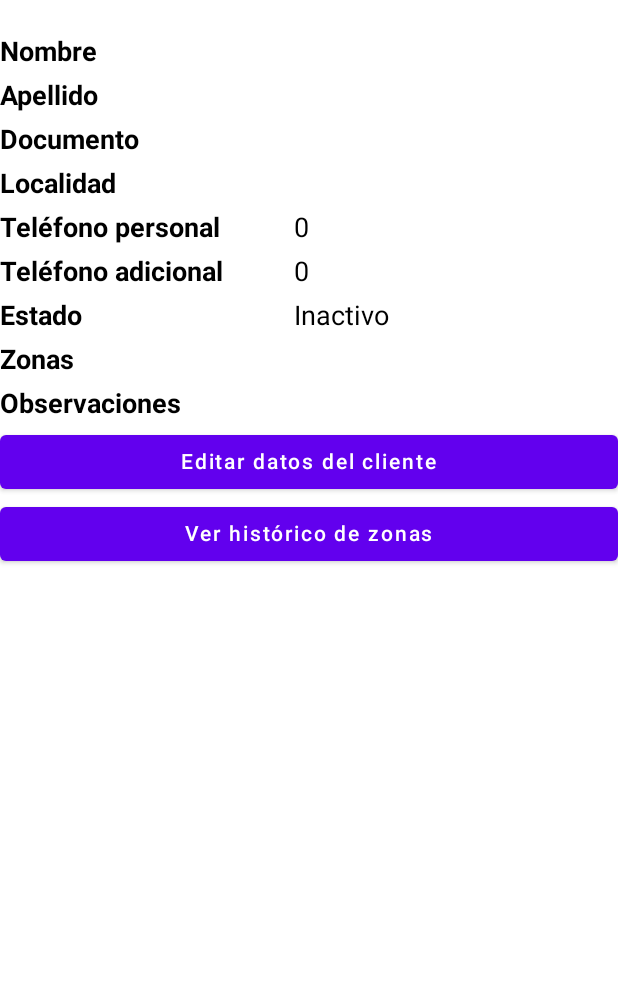
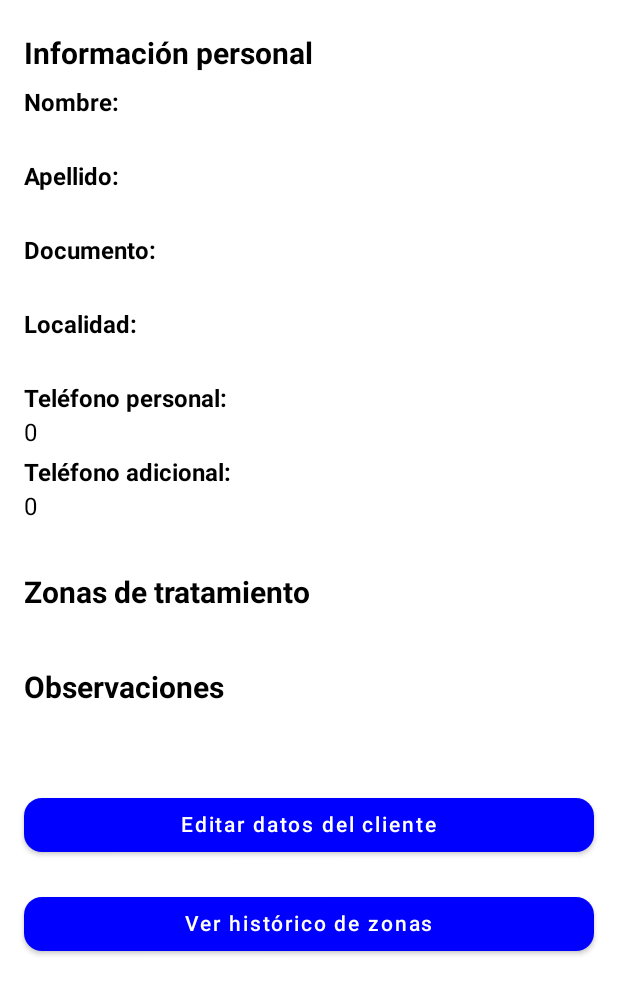
Before and after one commit to brianA1998/AS-Depilation-App, an Android app built with Jetpack Compose: the composable DetailScreen shown on its own in the app's theme, on a phone screen of 412 x 824 dp. Shown: the top 995 px of the screen. Run offline under Robolectric (Android 15) with nearby library versions, the phone set to English and light mode, and no system bars; our stand-ins replace Dagger/Hilt's generated code, Firebase (no records; nobody signed in at launch, a user with empty details on screens opened directly).

Commit message:
redisegn scren detail

```diff
--- a/app/src/main/java/com/example/depilationapp/presentation/clients/components/DetailScreen.kt
+++ b/app/src/main/java/com/example/depilationapp/presentation/clients/components/DetailScreen.kt
@@ -1,22 +1,25 @@
 package com.example.depilationapp.presentation.clients.components
 
 import android.annotation.SuppressLint
-import androidx.compose.foundation.layout.Arrangement
 import androidx.compose.foundation.layout.Box
 import androidx.compose.foundation.layout.Column
-import androidx.compose.foundation.layout.Row
 import androidx.compose.foundation.layout.Spacer
 import androidx.compose.foundation.layout.fillMaxSize
 import androidx.compose.foundation.layout.fillMaxWidth
+import androidx.compose.foundation.layout.height
 import androidx.compose.foundation.layout.padding
-import androidx.compose.foundation.layout.width
+import androidx.compose.foundation.rememberScrollState
+import androidx.compose.foundation.shape.RoundedCornerShape
+import androidx.compose.foundation.verticalScroll
 import androidx.compose.material.Button
+import androidx.compose.material.ButtonDefaults
 import androidx.compose.material.CircularProgressIndicator
 import androidx.compose.material.Scaffold
 import androidx.compose.material.Text
 import androidx.compose.runtime.Composable
 import androidx.compose.ui.Alignment
 import androidx.compose.ui.Modifier
+import androidx.compose.ui.graphics.Color
 import androidx.compose.ui.text.font.FontWeight
 import androidx.compose.ui.unit.dp
 import androidx.compose.ui.unit.sp
@@ -30,83 +33,77 @@ import kotlinx.serialization.encodeToString
 import kotlinx.serialization.json.Json
 
 
-@SuppressLint("UnusedMaterialScaffoldPaddingParameter", "StateFlowValueCalledInComposition")
+@SuppressLint("StateFlowValueCalledInComposition", "UnusedMaterialScaffoldPaddingParameter")
 @Composable
-fun DetailScreen(client: Client, viewModel: ZonesViewModel, navController : NavController) {
+fun DetailScreen(client: Client, viewModel: ZonesViewModel, navController: NavController) {
     viewModel.getZones(client.id)
     val zonesResponse = viewModel.zonesResponse.value
-    Scaffold(
-        content = {
-            Box(modifier = Modifier.fillMaxSize()){
-                Column {
 
-                    Spacer(modifier = Modifier.padding(10.dp))
-                    DetailItem(title = "Nombre", value = client.name,modifier = Modifier.fillMaxWidth())
-                    DetailItem(title = "Apellido", value = client.surname,modifier = Modifier.fillMaxWidth())
-                    DetailItem(title = "Documento", value = client.document?.toString() ?: "",modifier = Modifier.fillMaxWidth())
-                    DetailItem(title = "Localidad", value = client.localidad?.province ?: "",modifier = Modifier.fillMaxWidth())
-                    DetailItem(
-                        title = "Teléfono personal",
-                        value = client.numberPhonePersonal?.toString() ?: "",
+    Scaffold {
+        Box(
+            modifier = Modifier
+                .fillMaxSize()
+                .padding(horizontal = 16.dp)
+                .verticalScroll(rememberScrollState())
+        ) {
+            Column(
                 modifier = Modifier.fillMaxWidth()
-                    )
-                    DetailItem(
-                        title = "Teléfono adicional",
-                        value = client.numberPhoneOther?.toString() ?: "",
-                        modifier = Modifier.fillMaxWidth()
-                    )
-                    DetailItem(title = "Estado", value = if (client.state) "Activo" else "Inactivo",modifier = Modifier.fillMaxWidth())
-                    Row(
-                        modifier = Modifier
-                            .fillMaxWidth()
-                            .padding(vertical = 4.dp),
-                        horizontalArrangement = Arrangement.Start
             ) {
-                        Text(
-                            text = "Zonas",
-                            fontWeight = FontWeight.Bold,
-                            fontSize = 18.sp
-                        )
-                    }
+                Spacer(modifier = Modifier.height(16.dp))
+
+                // Información personal
+                SectionTitle(title = "Información personal")
+                DetailItem(title = "Nombre", value = client.name)
+                DetailItem(title = "Apellido", value = client.surname)
+                DetailItem(title = "Documento", value = client.document?.toString() ?: "")
+                DetailItem(title = "Localidad", value = client.localidad?.province ?: "")
+                DetailItem(title = "Teléfono personal", value = client.numberPhonePersonal?.toString() ?: "")
+                DetailItem(title = "Teléfono adicional", value = client.numberPhoneOther?.toString() ?: "")
+
+                Spacer(modifier = Modifier.height(24.dp))
+
+                // Zonas de tratamiento
+                SectionTitle(title = "Zonas de tratamiento")
                 when (zonesResponse) {
-                        is Response.Loading -> Box(
-                            modifier = Modifier.fillMaxSize(),
-                            contentAlignment = Alignment.Center
-                        ) {
-                            CircularProgressIndicator()
-                        }
+                    is Response.Loading -> CircularProgressIndicator()
                     is Response.Failure -> {
-                            // Muestra el error
                         val exception = (zonesResponse as Response.Failure).e
                         Text("Error: ${exception?.message}")
                     }
                     is Response.Success<*> -> {
-                            // Muestra las zonas recuperadas
                         val zones = (zonesResponse as Response.Success<List<ZoneDepilate>>).data
-                            val zoneNamesAndIntense = zones.flatMap { zone ->
-                                listOf(Pair(zone.zone, zone.intense))
-                            }.distinct()
-
-                            zoneNamesAndIntense.forEach { (zone, intense) ->
-
-                                DetailItemZone(zone = zone, intensity = intense)
+                        zones.forEach { zone ->
+                            DetailItemZone(zone = zone.zone, intensity = zone.intense)
                         }
                     }
                 }
 
-                    DetailItem(title = "Observaciones", value = client.observation,modifier = Modifier.fillMaxWidth())
+                Spacer(modifier = Modifier.height(24.dp))
+
+                // Observaciones
+                SectionTitle(title = "Observaciones")
+                Text(
+                    text = client.observation,
+                    modifier = Modifier.padding(end = 16.dp)
+                )
+
+                Spacer(modifier = Modifier.height(24.dp))
 
                 Button(
                     onClick = {
-                            val jsonClient = Json.encodeToString(client) // Serializar el cliente a JSON
+                        val jsonClient = Json.encodeToString(client)
                         navController.navigate(Screen.EditClientScreen.createRoute(jsonClient))
                     },
                     modifier = Modifier
                         .fillMaxWidth()
+                        .padding(vertical = 8.dp),
+                    colors = ButtonDefaults.buttonColors(backgroundColor = Color.Blue, contentColor = Color.White),
+                    shape = RoundedCornerShape(12.dp)
+
                 ) {
                     Text("Editar datos del cliente")
                 }
-
+                Spacer(modifier = Modifier.height(2.dp))
                 Button(
                     onClick = {
                         val route = Screen.HistoricZoneScreen.createRoute(client.id)
@@ -114,56 +111,66 @@ fun DetailScreen(client: Client, viewModel: ZonesViewModel, navController : NavC
                     },
                     modifier = Modifier
                         .fillMaxWidth()
+                        .padding(vertical = 8.dp),
+                    colors = ButtonDefaults.buttonColors(backgroundColor = Color.Blue, contentColor = Color.White),
+                    shape = RoundedCornerShape(12.dp)
+
                 ) {
-                        Text(text = "Ver histórico de zonas")
+                    Text("Ver histórico de zonas")
                 }
             }
         }
     }
-    )
 }
 
 @Composable
-fun DetailItem(title: String, value: String, modifier: Modifier = Modifier) {
-    Row(
+fun DetailItem(title: String, value: String) {
+    Column(
         modifier = Modifier
             .fillMaxWidth()
             .padding(vertical = 4.dp),
-        verticalAlignment = Alignment.CenterVertically
+        horizontalAlignment = Alignment.Start
     ) {
         Text(
-            text = title,
+            text = "$title:",
             fontWeight = FontWeight.Bold,
-            fontSize = 18.sp,
-            modifier = Modifier.width(180.dp)
+            fontSize = 16.sp
         )
-        Spacer(modifier = Modifier.padding(8.dp))
+        Spacer(modifier = Modifier.height(4.dp))
         Text(
             text = value,
-            fontSize = 18.sp
+            fontSize = 16.sp
         )
     }
 }
 
 @Composable
 fun DetailItemZone(zone: String, intensity: Int) {
-    Row(
+    Column(
         modifier = Modifier
             .fillMaxWidth()
             .padding(vertical = 4.dp),
-        verticalAlignment = Alignment.CenterVertically
+        horizontalAlignment = Alignment.Start
     ) {
         Text(
             text = zone,
+            fontSize = 16.sp,
             fontWeight = FontWeight.Bold,
-            fontSize = 18.sp,
-            modifier = Modifier.weight(1f)
         )
-        Spacer(modifier = Modifier.padding(8.dp))
+        Spacer(modifier = Modifier.height(4.dp))
         Text(
-            text = intensity.toString(),
-            fontSize = 18.sp,
-            modifier = Modifier.weight(1f)
+            text = "Intensidad: ${intensity.toString()}",
+            fontSize = 14.sp,
         )
     }
 }
+
+@Composable
+fun SectionTitle(title: String) {
+    Text(
+        text = title,
+        fontWeight = FontWeight.Bold,
+        fontSize = 20.sp,
+        modifier = Modifier.padding(vertical = 8.dp)
+    )
+}
```
Lines whose indentation alone changed are shown as unchanged.
